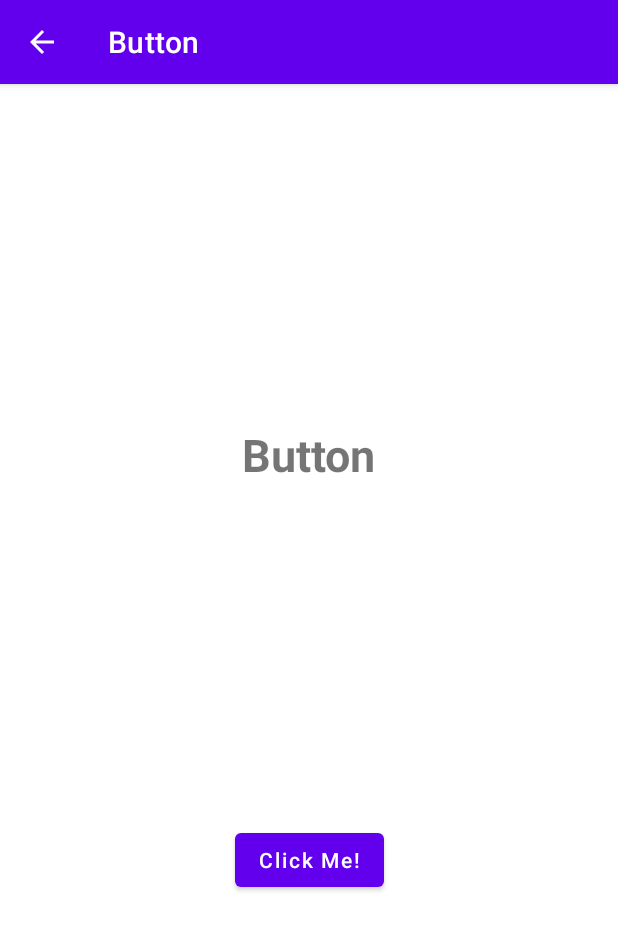
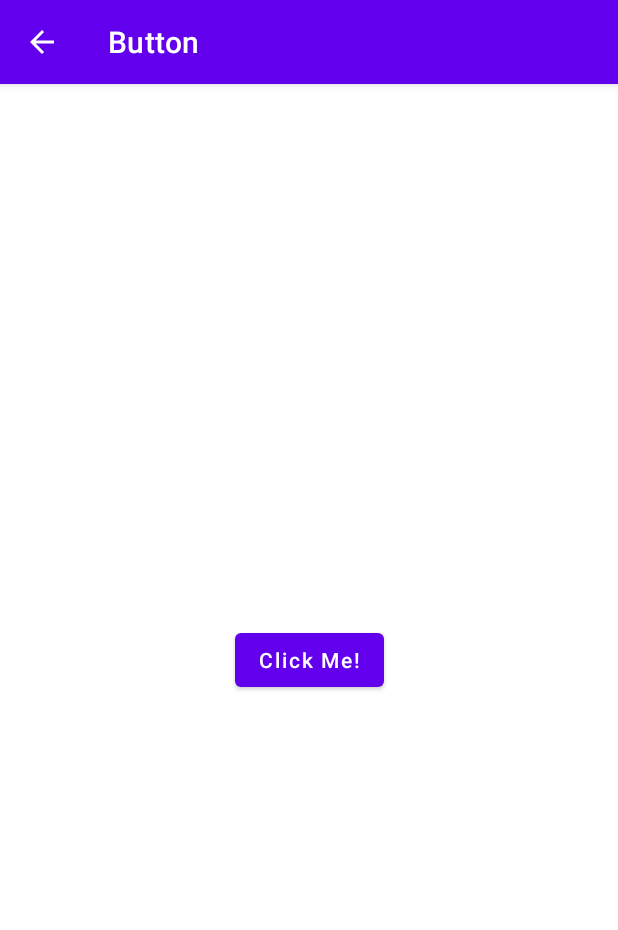
Before and after one commit to ShahedMohammadHridoy/android-common, an Android app: the ButtonsButtonActivity screen opened directly, with no data from a screen before it, on a phone screen of 412 x 824 dp. Shown: the top 930 px of the screen. Run offline under Robolectric (Android 15) with nearby library versions, the phone set to English and light mode, and no system bars.

```diff
--- a/app/src/main/res/layout/activity_buttons_button.xml
+++ b/app/src/main/res/layout/activity_buttons_button.xml
@@ -6,17 +6,6 @@
     android:layout_height="match_parent"
     tools:context=".ButtonsButtonActivity">
 
-    <TextView
-        android:id="@+id/heading_button"
-        android:layout_width="wrap_content"
-        android:layout_height="wrap_content"
-        android:text="@string/button"
-        android:textSize="30sp"
-        android:textStyle="bold"
-        app:layout_constraintBottom_toTopOf="@id/button_btn"
-        app:layout_constraintEnd_toEndOf="parent"
-        app:layout_constraintStart_toStartOf="parent"
-        app:layout_constraintTop_toTopOf="parent" />
 
     <Button
         android:id="@+id/button_btn"
@@ -27,7 +16,7 @@
         app:layout_constraintBottom_toBottomOf="parent"
         app:layout_constraintEnd_toEndOf="parent"
         app:layout_constraintStart_toStartOf="parent"
-        app:layout_constraintTop_toBottomOf="@id/heading_button" />
+        app:layout_constraintTop_toTopOf="parent" />
 
 
 </androidx.constraintlayout.widget.ConstraintLayout>
```
